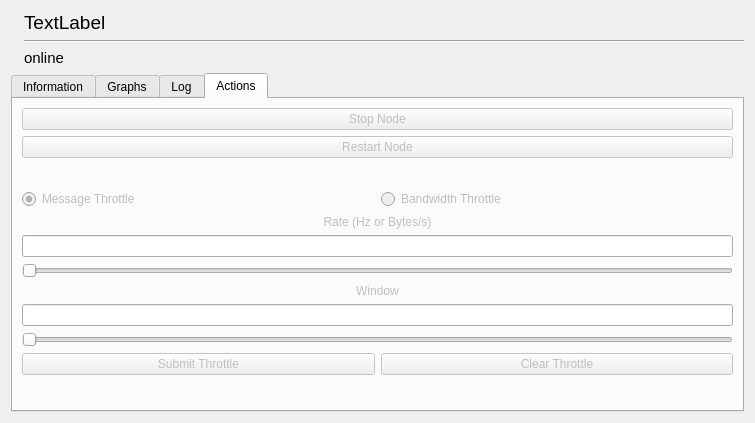
UTNuclearRobotics/arni, file arni_rqt_detail_plugin/resources/SelectionWidget.ui: the form before one commit.
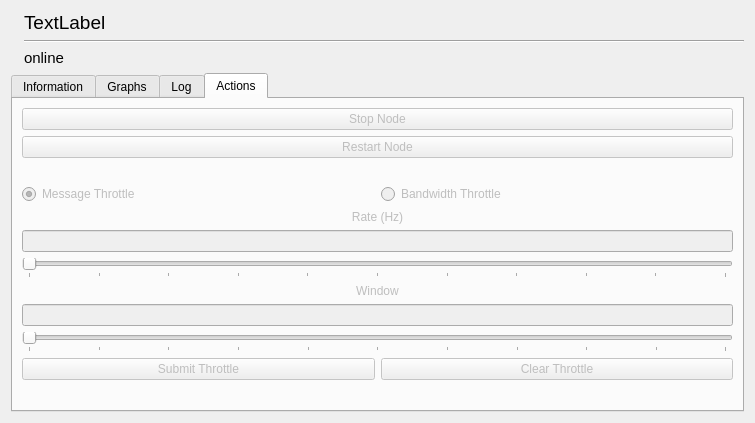
The form after the commit. The open tabs and pages were chosen to show the change. Icons and pictures are not drawn.

Commit message: Basic throttling gui as part of selection_widget in arni_rqt_detail_plugin

Patch:
```diff
--- a/arni_rqt_detail_plugin/resources/SelectionWidget.ui
+++ b/arni_rqt_detail_plugin/resources/SelectionWidget.ui
@@ -334,7 +334,7 @@
                       <item>
                         <widget class="QLabel" name="throttle_rate_label">
                           <property name="text">
-                            <string>Rate (Hz or Bytes/s)</string>
+                            <string>Rate (Hz)</string>
                           </property>
                           <property name="alignment">
                             <enum>Qt::AlignHCenter</enum>
@@ -357,6 +357,9 @@
                               <property name="maximumWidth">
                                 <number>100</number>
                               </property>
+                              <property name="enabled">
+                                <bool>false</bool>
+                              </property>
                             </widget>
                           </item>
                         </layout>
@@ -370,10 +373,16 @@
                             <enum>Qt::Horizontal</enum>
                           </property>
                           <property name="minimum">
-                            <number>0</number>
+                            <number>1</number>
                           </property>
                             <property name="maximum">
-                          <number>10</number>
+                          <number>10000</number>
+                          </property>
+                          <property name="tickInterval">
+                            <number>1000</number>
+                          </property>
+                          <property name="tickPosition">
+                            <enum>QSlider::TicksBelow</enum>
                           </property>
                         </widget>
                       </item>
@@ -395,7 +404,7 @@
                           <item>
                             <widget class="QLineEdit" name="throttle_window">
                               <property name="maxLength">
-                                <number>5</number>
+                                <number>4</number>
                               </property>
                               <property name="alignment">
                                 <enum>Qt::AlignHCenter</enum>
@@ -403,6 +412,9 @@
                               <property name="maximumWidth">
                                 <number>100</number>
                               </property>
+                              <property name="enabled">
+                                <bool>false</bool>
+                              </property>
                             </widget>
                           </item>
                         </layout>
@@ -416,10 +428,16 @@
                             <enum>Qt::Horizontal</enum>
                           </property>
                           <property name="minimum">
-                            <number>0</number>
+                            <number>1</number>
                           </property>
                             <property name="maximum">
-                          <number>10</number>
+                          <number>1000</number>
+                          </property>
+                          <property name="tickInterval">
+                            <number>100</number>
+                          </property>
+                          <property name="tickPosition">
+                            <enum>QSlider::TicksBelow</enum>
                           </property>
                         </widget>
                       </item>
```
The commit also changes 1 other file.
